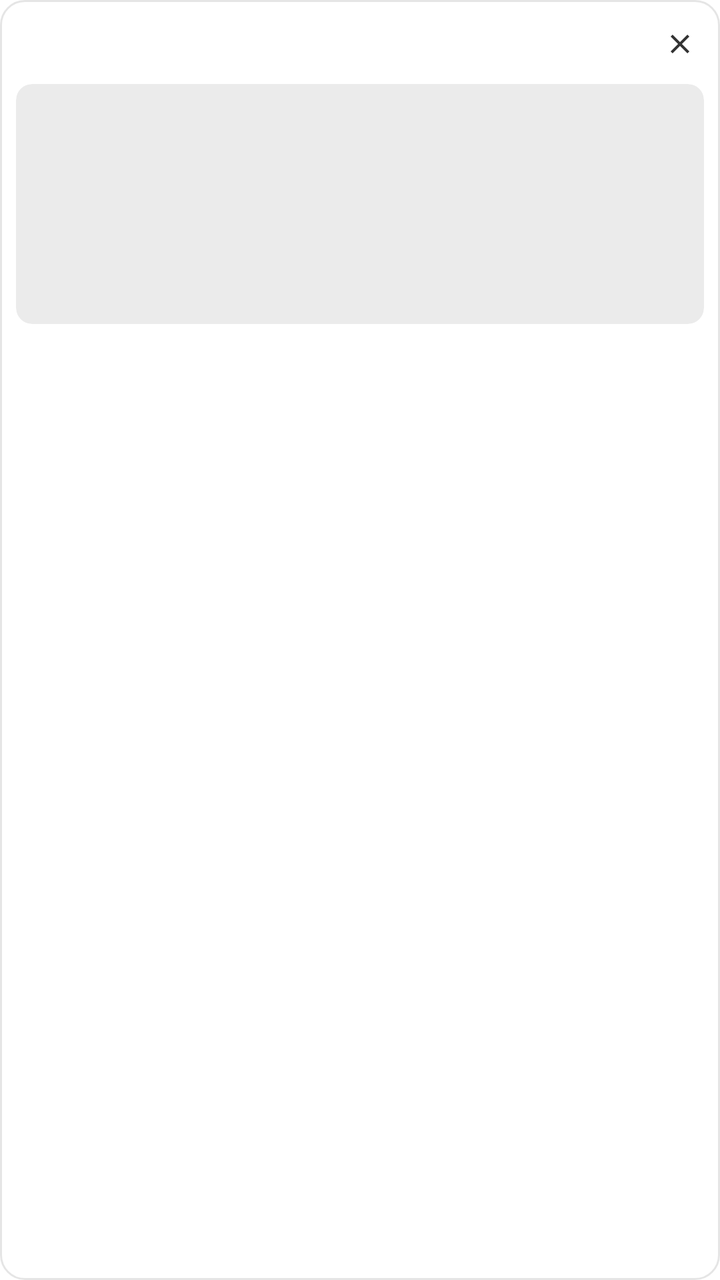
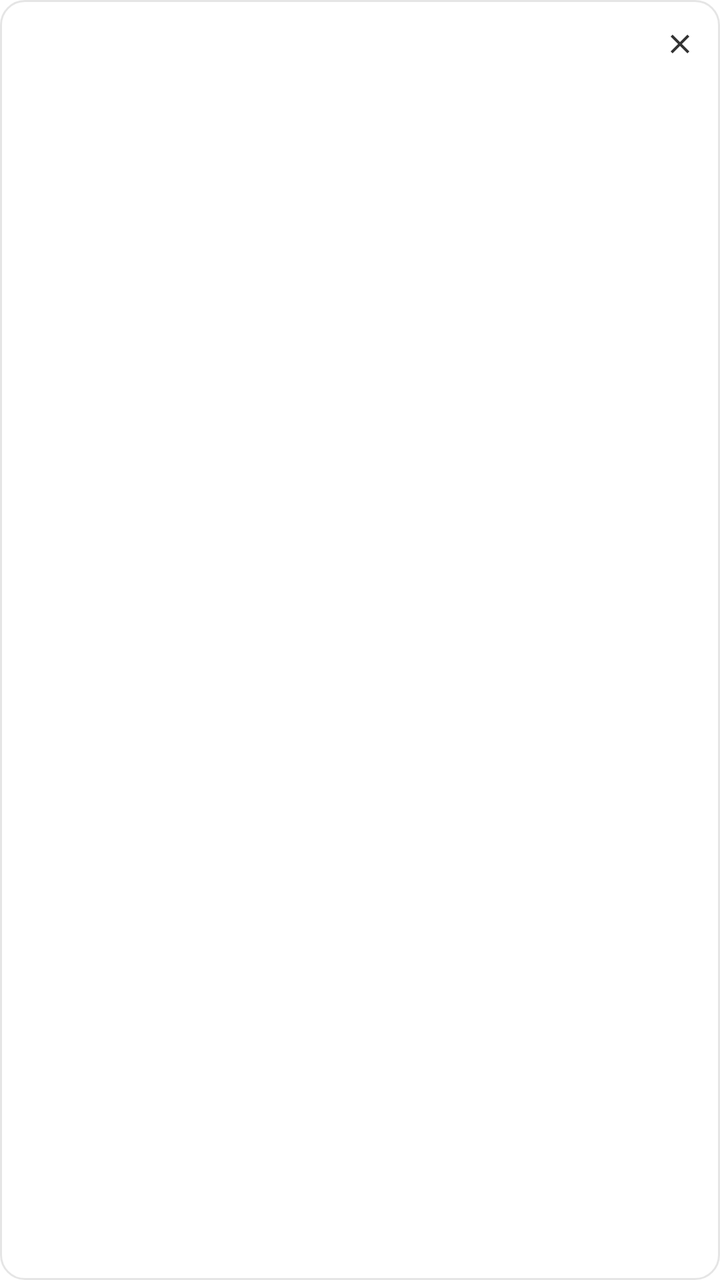

Before-and-after screenshots of an Android layout around one commit, followed by the original layout XML and the change that was made.
<!-- AndroidManifest.xml: fallback theme Theme.MaterialComponents.DayNight.NoActionBar -->
<!-- res/layout/layout_task_preview.xml -->
<?xml version="1.0" encoding="utf-8"?>
<LinearLayout xmlns:android="http://schemas.android.com/apk/res/android"
    android:id="@+id/task_preview_root"
    android:layout_width="@dimen/task_preview_width"
    android:layout_height="wrap_content"
    android:orientation="vertical"
    android:background="@drawable/bg_task_preview"
    android:padding="@dimen/task_preview_padding"
    >

    <LinearLayout
        android:layout_width="match_parent"
        android:layout_height="@dimen/task_preview_header_height"
        android:orientation="horizontal"
        android:gravity="center_vertical"
        >

        <ImageView
            android:id="@+id/task_preview_icon"
            android:layout_width="@dimen/task_preview_icon_size"
            android:layout_height="@dimen/task_preview_icon_size"
            />

        <TextView
            android:id="@+id/task_preview_name"
            android:layout_width="0dp"
            android:layout_height="wrap_content"
            android:layout_weight="1"
            android:layout_marginStart="8dp"
            android:maxLines="1"
            android:ellipsize="end"
            android:textSize="13sp"
            android:textColor="#E6000000"
            />

        <ImageView
            android:id="@+id/task_preview_close"
            android:layout_width="@dimen/task_preview_close_size"
            android:layout_height="@dimen/task_preview_close_size"
            android:padding="4dp"
            android:src="@drawable/ic_task_preview_close"
            android:contentDescription="@string/close"
            />
    </LinearLayout>

    <FrameLayout
        android:id="@+id/task_preview_thumb_container"
        android:layout_width="match_parent"
        android:layout_height="wrap_content"
        android:layout_marginTop="6dp"
        android:minHeight="@dimen/task_preview_thumb_min_height"
        android:background="@drawable/bg_task_preview_thumb"
        android:clipToOutline="true"
        >

        <ImageView
            android:id="@+id/task_preview_thumb"
            android:layout_width="wrap_content"
            android:layout_height="wrap_content"
            android:layout_gravity="center"
            android:scaleType="fitCenter"
            android:visibility="gone"
            />

        <ImageView
            android:id="@+id/task_preview_placeholder"
            android:layout_width="@dimen/task_preview_placeholder_size"
            android:layout_height="@dimen/task_preview_placeholder_size"
            android:layout_gravity="center"
            android:visibility="visible"
            />

        <ProgressBar
            android:id="@+id/task_preview_loading"
            style="?android:attr/progressBarStyleSmall"
            android:layout_width="24dp"
            android:layout_height="24dp"
            android:layout_gravity="bottom|center_horizontal"
            android:layout_marginBottom="8dp"
            android:visibility="visible"
            />
    </FrameLayout>

</LinearLayout>
<!-- resources referenced by this layout -->
<resources>
  <dimen name="task_preview_close_size">24dp</dimen>
  <dimen name="task_preview_header_height">28dp</dimen>
  <dimen name="task_preview_icon_size">20dp</dimen>
  <dimen name="task_preview_padding">8dp</dimen>
  <dimen name="task_preview_placeholder_size">48dp</dimen>
  <dimen name="task_preview_thumb_min_height">120dp</dimen>
  <dimen name="task_preview_width">300dp</dimen>
  <!-- drawable bg_task_preview (drawable) -->
  <?xml version="1.0" encoding="utf-8"?>
  <shape xmlns:android="http://schemas.android.com/apk/res/android"
      android:shape="rectangle">
      <solid android:color="#F7FFFFFF" />
      <corners android:radius="12dp" />
      <stroke
          android:width="1dp"
          android:color="#1A000000" />
  </shape>
  <!-- drawable bg_task_preview_thumb (drawable) -->
  <?xml version="1.0" encoding="utf-8"?>
  <shape xmlns:android="http://schemas.android.com/apk/res/android"
      android:shape="rectangle">
      <solid android:color="#14000000" />
      <corners android:radius="8dp" />
  </shape>
  <!-- drawable ic_task_preview_close (drawable) -->
  <vector xmlns:android="http://schemas.android.com/apk/res/android"
      android:width="24dp"
      android:height="24dp"
      android:viewportWidth="24"
      android:viewportHeight="24"
      android:tint="#CC000000">
      <path
          android:fillColor="@android:color/white"
          android:pathData="M19,6.41L17.59,5 12,10.59 6.41,5 5,6.41 10.59,12 5,17.59 6.41,19 12,13.41 17.59,19 19,17.59 13.41,12z" />
  </vector>
  <string name="close">Close</string>
</resources>

<!-- the commit's change to res/layout/layout_task_preview.xml (unified diff, before → after) -->
@@ -1,7 +1,7 @@
 <?xml version="1.0" encoding="utf-8"?>
 <LinearLayout xmlns:android="http://schemas.android.com/apk/res/android"
     android:id="@+id/task_preview_root"
-    android:layout_width="@dimen/task_preview_width"
+    android:layout_width="match_parent"
     android:layout_height="wrap_content"
     android:orientation="vertical"
     android:background="@drawable/bg_task_preview"
@@ -43,42 +43,12 @@
             />
     </LinearLayout>
 
-    <FrameLayout
-        android:id="@+id/task_preview_thumb_container"
-        android:layout_width="match_parent"
+    <LinearLayout
+        android:id="@+id/task_preview_thumb_row"
+        android:layout_width="wrap_content"
         android:layout_height="wrap_content"
         android:layout_marginTop="6dp"
-        android:minHeight="@dimen/task_preview_thumb_min_height"
-        android:background="@drawable/bg_task_preview_thumb"
-        android:clipToOutline="true"
-        >
-
-        <ImageView
-            android:id="@+id/task_preview_thumb"
-            android:layout_width="wrap_content"
-            android:layout_height="wrap_content"
-            android:layout_gravity="center"
-            android:scaleType="fitCenter"
-            android:visibility="gone"
-            />
-
-        <ImageView
-            android:id="@+id/task_preview_placeholder"
-            android:layout_width="@dimen/task_preview_placeholder_size"
-            android:layout_height="@dimen/task_preview_placeholder_size"
-            android:layout_gravity="center"
-            android:visibility="visible"
-            />
-
-        <ProgressBar
-            android:id="@+id/task_preview_loading"
-            style="?android:attr/progressBarStyleSmall"
-            android:layout_width="24dp"
-            android:layout_height="24dp"
-            android:layout_gravity="bottom|center_horizontal"
-            android:layout_marginBottom="8dp"
-            android:visibility="visible"
-            />
-    </FrameLayout>
+        android:orientation="horizontal"
+        />
 
 </LinearLayout>
<!-- resource entries referenced after the edit -->
@@ -4,9 +4,6 @@
   <dimen name="task_preview_header_height">28dp</dimen>
   <dimen name="task_preview_icon_size">20dp</dimen>
   <dimen name="task_preview_padding">8dp</dimen>
-  <dimen name="task_preview_placeholder_size">48dp</dimen>
-  <dimen name="task_preview_thumb_min_height">120dp</dimen>
-  <dimen name="task_preview_width">300dp</dimen>
   <!-- drawable bg_task_preview (drawable) -->
   <?xml version="1.0" encoding="utf-8"?>
   <shape xmlns:android="http://schemas.android.com/apk/res/android"
@@ -16,13 +13,6 @@
       <stroke
           android:width="1dp"
           android:color="#1A000000" />
-  </shape>
-  <!-- drawable bg_task_preview_thumb (drawable) -->
-  <?xml version="1.0" encoding="utf-8"?>
-  <shape xmlns:android="http://schemas.android.com/apk/res/android"
-      android:shape="rectangle">
-      <solid android:color="#14000000" />
-      <corners android:radius="8dp" />
   </shape>
   <!-- drawable ic_task_preview_close (drawable) -->
   <vector xmlns:android="http://schemas.android.com/apk/res/android"
